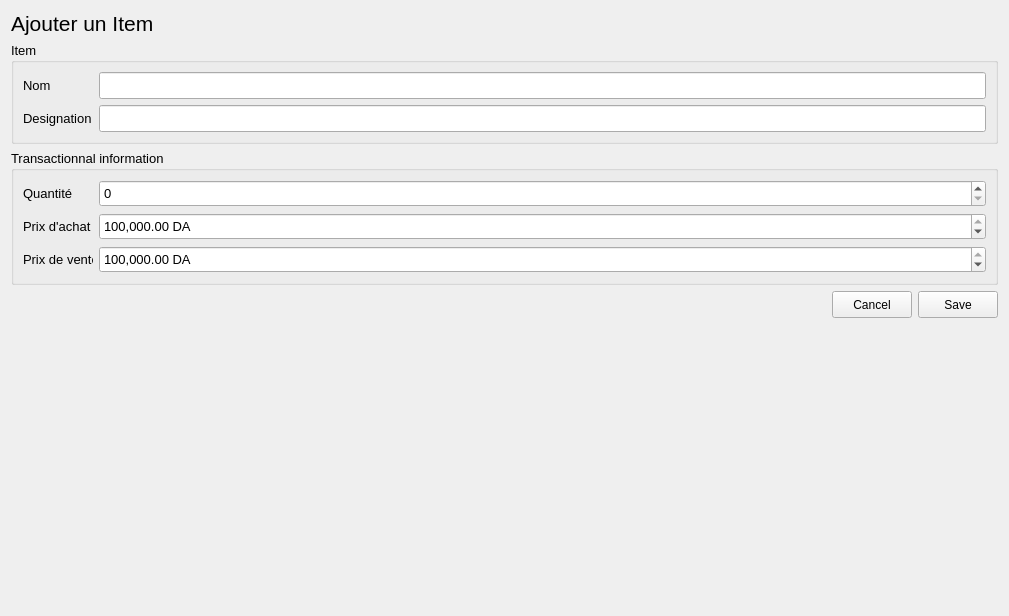
First picture: the form in 1st project/ui/Item_ui/AddItemWidget.ui, repository aitemrar-younes/PyQt_learning, before the edit.
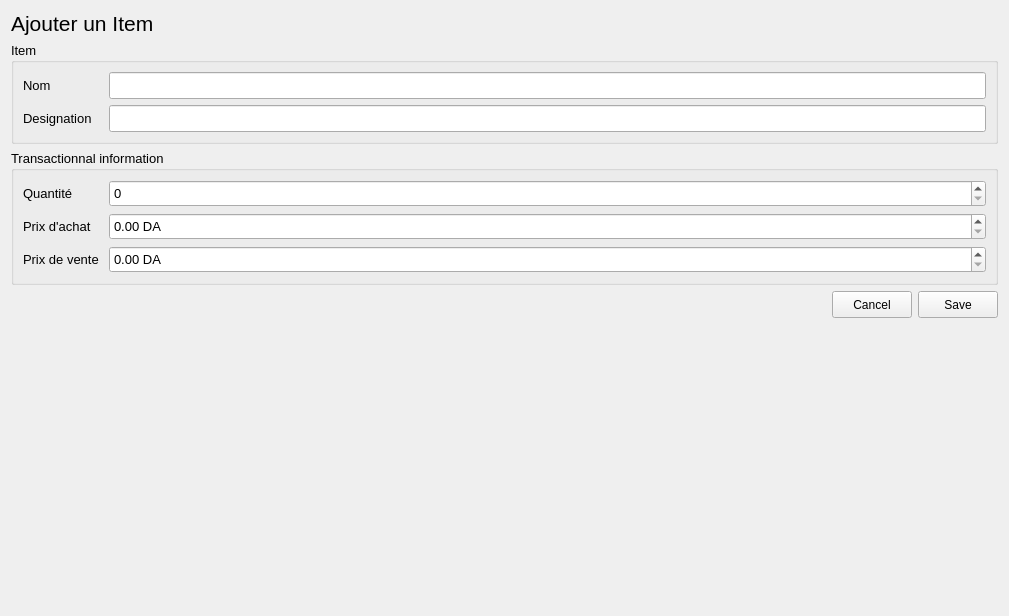
Second picture: the form after the edit.

What changed in the file:
```diff
--- a/1st project/ui/Item_ui/AddItemWidget.ui
+++ b/1st project/ui/Item_ui/AddItemWidget.ui
@@ -63,13 +63,13 @@
            <widget class="QLabel" name="label_2">
             <property name="minimumSize">
              <size>
-              <width>70</width>
+              <width>80</width>
               <height>27</height>
              </size>
             </property>
             <property name="maximumSize">
              <size>
-              <width>70</width>
+              <width>80</width>
               <height>16777215</height>
              </size>
             </property>
@@ -96,13 +96,13 @@
            <widget class="QLabel" name="label_3">
             <property name="minimumSize">
              <size>
-              <width>70</width>
+              <width>80</width>
               <height>27</height>
              </size>
             </property>
             <property name="maximumSize">
              <size>
-              <width>70</width>
+              <width>80</width>
               <height>16777215</height>
              </size>
             </property>
@@ -143,13 +143,13 @@
            <widget class="QLabel" name="label_6">
             <property name="minimumSize">
              <size>
-              <width>70</width>
+              <width>80</width>
               <height>27</height>
              </size>
             </property>
             <property name="maximumSize">
              <size>
-              <width>70</width>
+              <width>80</width>
               <height>16777215</height>
              </size>
             </property>
@@ -179,13 +179,13 @@
            <widget class="QLabel" name="label_4">
             <property name="minimumSize">
              <size>
-              <width>70</width>
+              <width>80</width>
               <height>27</height>
              </size>
             </property>
             <property name="maximumSize">
              <size>
-              <width>70</width>
+              <width>80</width>
               <height>16777215</height>
              </size>
             </property>
@@ -209,10 +209,10 @@
              <string> DA</string>
             </property>
             <property name="maximum">
-             <double>10000000000000000000.000000000000000</double>
+             <double>1000000000000.000000000000000</double>
             </property>
             <property name="value">
-             <double>10000000000000000000.000000000000000</double>
+             <double>0.000000000000000</double>
             </property>
            </widget>
           </item>
@@ -224,13 +224,13 @@
            <widget class="QLabel" name="label_5">
             <property name="minimumSize">
              <size>
-              <width>70</width>
+              <width>80</width>
               <height>27</height>
              </size>
             </property>
             <property name="maximumSize">
              <size>
-              <width>70</width>
+              <width>80</width>
               <height>16777215</height>
              </size>
             </property>
@@ -254,10 +254,10 @@
              <string> DA</string>
             </property>
             <property name="maximum">
-             <double>10000000000000000000.000000000000000</double>
+             <double>1000000000000.000000000000000</double>
             </property>
             <property name="value">
-             <double>10000000000000000000.000000000000000</double>
+             <double>0.000000000000000</double>
             </property>
            </widget>
           </item>
```
